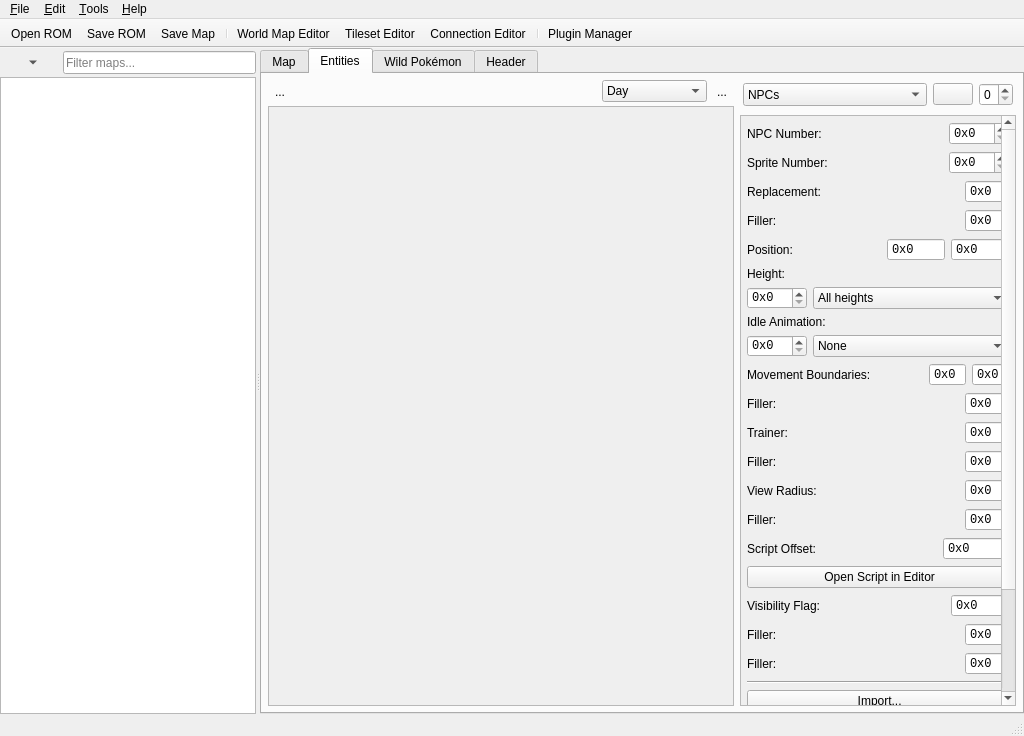
The window that resources/UI/MainWindow.ui (Sierraffinity/AwesomeMapEditor) describes before a commit, drawn with Qt 5.
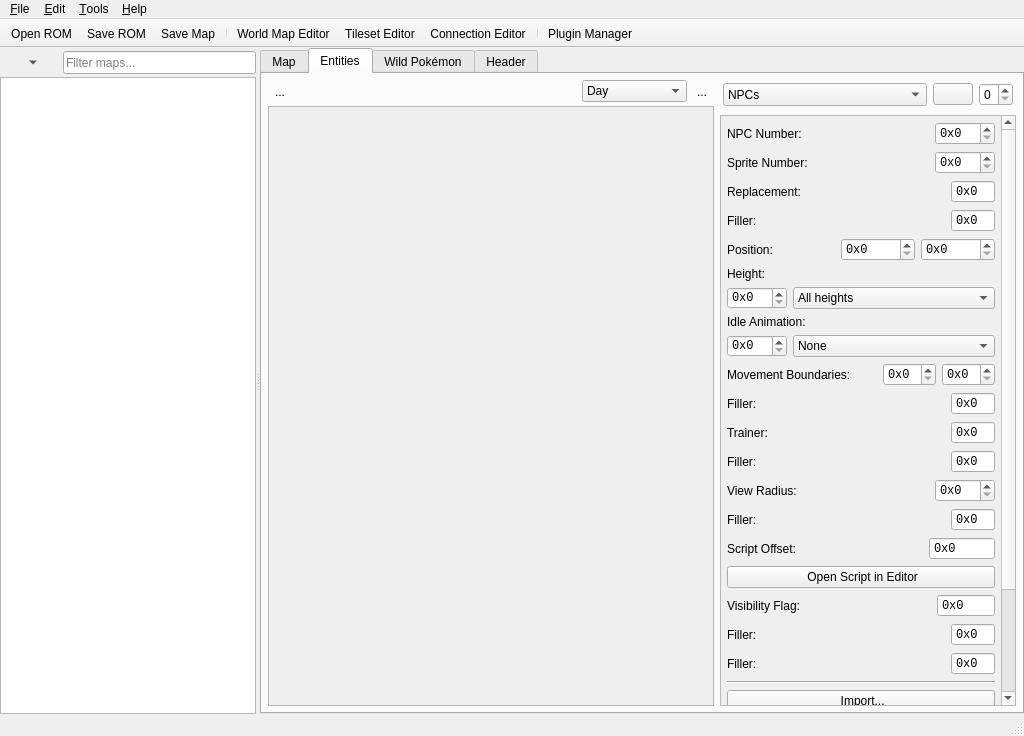
The same window after the commit. The open tabs and pages were chosen to show the change. Icons and pictures are not drawn. Custom widgets are drawn as their Qt base class.

Diff of the .ui file:
```diff
--- a/resources/UI/MainWindow.ui
+++ b/resources/UI/MainWindow.ui
@@ -1558,9 +1558,6 @@
                          <family>Courier New</family>
                         </font>
                        </property>
-                       <property name="buttonSymbols">
-                        <enum>QAbstractSpinBox::NoButtons</enum>
-                       </property>
                        <property name="prefix">
                         <string notr="true">0x</string>
                        </property>
@@ -1585,9 +1582,6 @@
                          <family>Courier New</family>
                         </font>
                        </property>
-                       <property name="buttonSymbols">
-                        <enum>QAbstractSpinBox::NoButtons</enum>
-                       </property>
                        <property name="prefix">
                         <string notr="true">0x</string>
                        </property>
@@ -2244,9 +2238,6 @@
                          <family>Courier New</family>
                         </font>
                        </property>
-                       <property name="buttonSymbols">
-                        <enum>QAbstractSpinBox::NoButtons</enum>
-                       </property>
                        <property name="prefix">
                         <string notr="true">0x</string>
                        </property>
@@ -2271,9 +2262,6 @@
                          <family>Courier New</family>
                         </font>
                        </property>
-                       <property name="buttonSymbols">
-                        <enum>QAbstractSpinBox::NoButtons</enum>
-                       </property>
                        <property name="prefix">
                         <string notr="true">0x</string>
                        </property>
@@ -2511,9 +2499,6 @@
                          <family>Courier New</family>
                         </font>
                        </property>
-                       <property name="buttonSymbols">
-                        <enum>QAbstractSpinBox::NoButtons</enum>
-                       </property>
                        <property name="prefix">
                         <string notr="true">0x</string>
                        </property>
```
Left out of the diff: 364 changed lines with no effect on the pictures.
